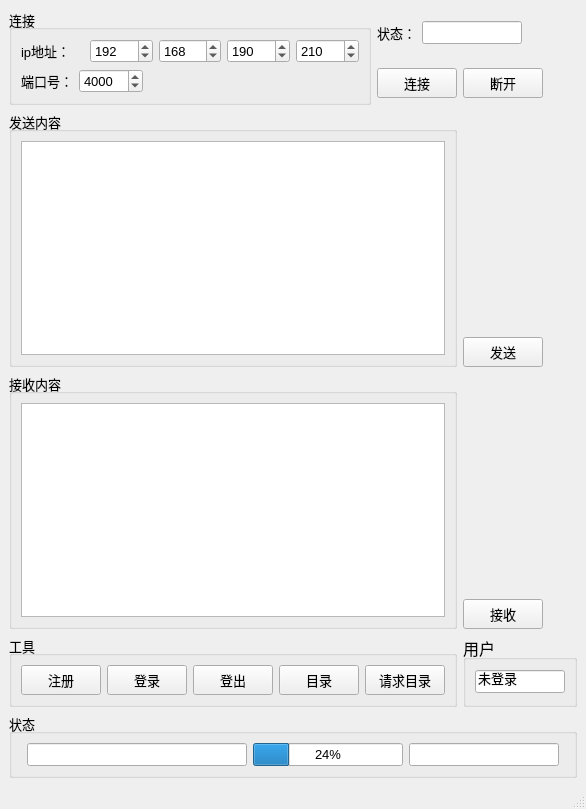
Old version of the form forms/mainwindow.ui in the repository FrancisOWO/NetSyncDisk.
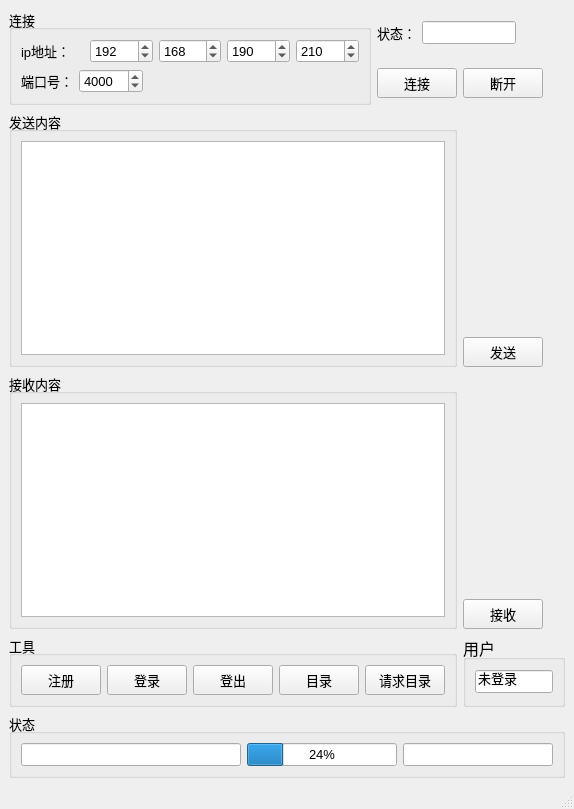
New version of the form.

Diff of the .ui file:
```diff
--- a/forms/mainwindow.ui
+++ b/forms/mainwindow.ui
@@ -6,7 +6,7 @@
    <rect>
     <x>0</x>
     <y>0</y>
-    <width>586</width>
+    <width>572</width>
     <height>809</height>
    </rect>
   </property>
```
Left out of the diff: 2 changed lines with no effect on the pictures.
